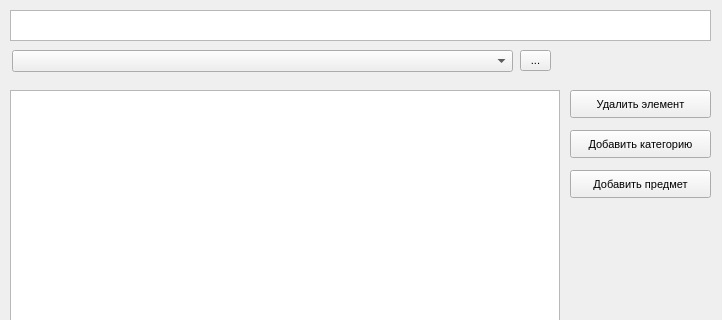
First picture: the form in packing.ui, repository vasiliypozhinskiy/packing, before the edit; both pictures show x 0 to 722 and y 0 to 320 of the 722 by 630 pixel window.
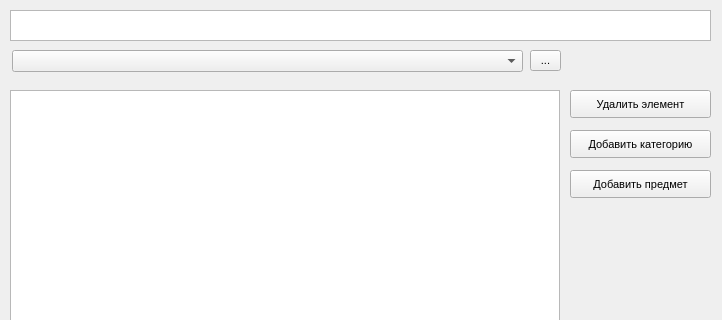
Second picture: the form after the edit.

What changed in the file:
```diff
--- a/packing.ui
+++ b/packing.ui
@@ -76,7 +76,7 @@
      <rect>
       <x>12</x>
       <y>50</y>
-      <width>501</width>
+      <width>511</width>
       <height>22</height>
      </rect>
     </property>
@@ -84,7 +84,7 @@
    <widget class="QToolButton" name="toolButton">
     <property name="geometry">
      <rect>
-      <x>520</x>
+      <x>530</x>
       <y>50</y>
       <width>31</width>
       <height>21</height>
```
Left out of the diff: 5 changed lines with no effect on the pictures.
